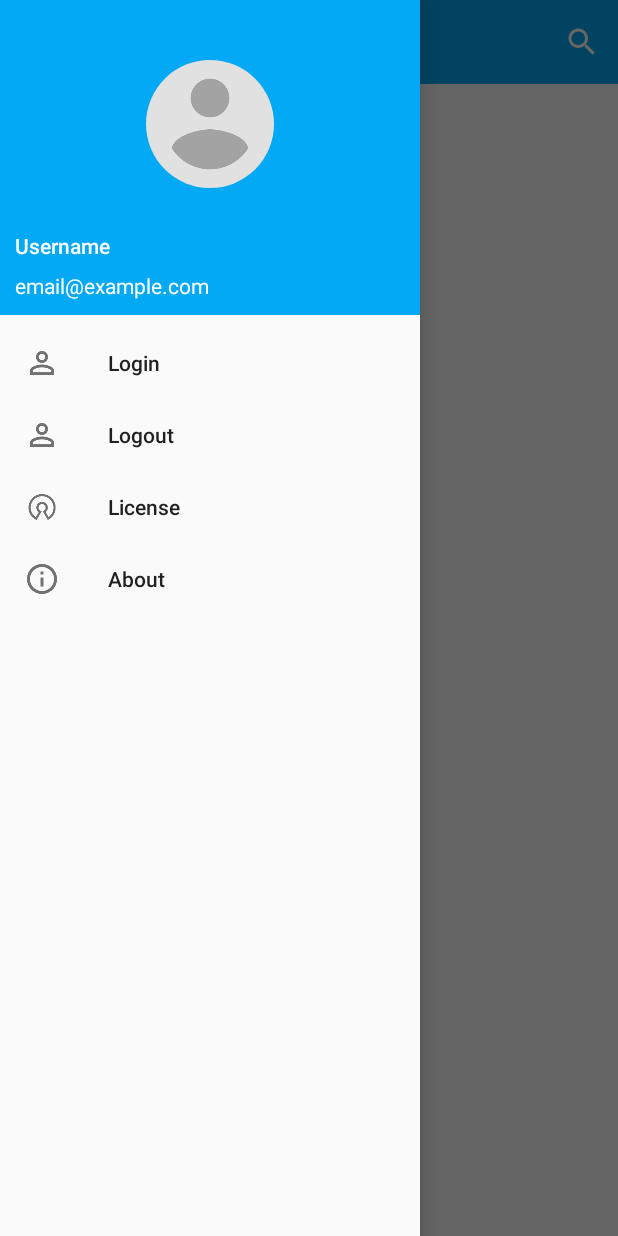
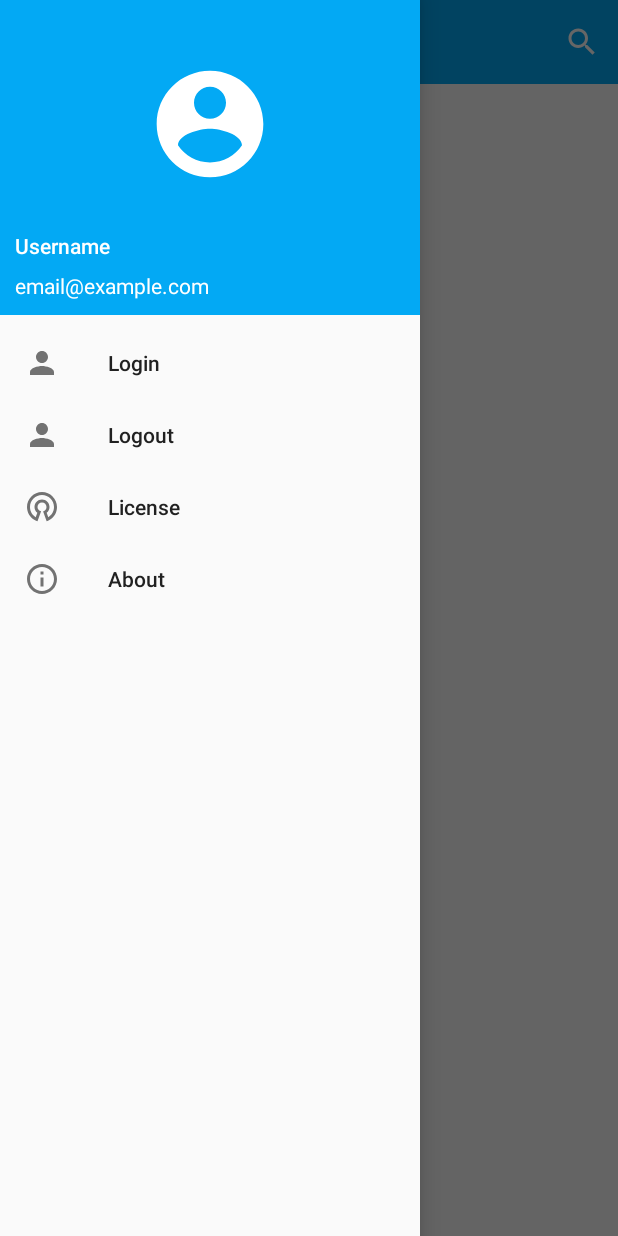
Before and after one commit to dkhmelenko/Varis-Android, an Android app: the screen it shows after launch (MainActivity), with the side drawer open, on a phone screen of 412 x 824 dp. Run offline under Robolectric (Android 15) with nearby library versions, the phone set to English and light mode, and no system bars; our stand-ins replace ButterKnife, CircleImageView; 1 statement that could not run was skipped.

Commit message:
Replaced icons in navigation drawer with vector drawables
Deleted unused settings and drawer_shadow drawables

```diff
--- a/app/src/main/java/com/khmelenko/lab/travisclient/mvp/MvpActivity.java
+++ b/app/src/main/java/com/khmelenko/lab/travisclient/mvp/MvpActivity.java
@@ -7,6 +7,7 @@ import android.support.annotation.Nullable;
 import android.support.annotation.StringRes;
 import android.support.v4.app.Fragment;
 import android.support.v7.app.AppCompatActivity;
+import android.support.v7.app.AppCompatDelegate;
 import android.widget.Toast;
 
 import com.khmelenko.lab.travisclient.R;
@@ -17,6 +18,10 @@ import com.khmelenko.lab.travisclient.R;
  * @author Dmytro Khmelenko (d.khmelenko@gmail.com)
  */
 public abstract class MvpActivity<T extends MvpPresenter> extends AppCompatActivity {
+
+    static {
+        AppCompatDelegate.setCompatVectorFromResourcesEnabled(true);
+    }
 
     private ProgressDialog mProgressDialog;
 
--- /dev/null
+++ b/app/src/main/res/drawable/ic_account_circle_white_85dp.xml
@@ -0,0 +1,4 @@
+<vector android:height="85dp" android:viewportHeight="24.0"
+    android:viewportWidth="24.0" android:width="85dp" xmlns:android="http://schemas.android.com/apk/res/android">
+    <path android:fillColor="#FFFFFF" android:pathData="M12,2C6.48,2 2,6.48 2,12s4.48,10 10,10 10,-4.48 10,-10S17.52,2 12,2zM12,5c1.66,0 3,1.34 3,3s-1.34,3 -3,3 -3,-1.34 -3,-3 1.34,-3 3,-3zM12,19.2c-2.5,0 -4.71,-1.28 -6,-3.22 0.03,-1.99 4,-3.08 6,-3.08 1.99,0 5.97,1.09 6,3.08 -1.29,1.94 -3.5,3.22 -6,3.22z"/>
+</vector>
--- /dev/null
+++ b/app/src/main/res/drawable/ic_info_outline_black_24dp.xml
@@ -0,0 +1,9 @@
+<vector xmlns:android="http://schemas.android.com/apk/res/android"
+        android:width="24dp"
+        android:height="24dp"
+        android:viewportWidth="24.0"
+        android:viewportHeight="24.0">
+    <path
+        android:fillColor="#FF000000"
+        android:pathData="M11,17h2v-6h-2v6zM12,2C6.48,2 2,6.48 2,12s4.48,10 10,10 10,-4.48 10,-10S17.52,2 12,2zM12,20c-4.41,0 -8,-3.59 -8,-8s3.59,-8 8,-8 8,3.59 8,8 -3.59,8 -8,8zM11,9h2L13,7h-2v2z"/>
+</vector>
--- /dev/null
+++ b/app/src/main/res/drawable/ic_licences_black_24dp.xml
@@ -0,0 +1,9 @@
+<vector xmlns:android="http://schemas.android.com/apk/res/android"
+        android:width="24dp"
+        android:height="24dp"
+        android:viewportWidth="24.0"
+        android:viewportHeight="24.0">
+    <path
+        android:fillColor="#FF000000"
+        android:pathData="M12,2C6.5,2 2,6.5 2,12c0,3.7 2.1,7 5.1,8.7C7.7,21 8.3,21.3 9,21.5l2.4,-6.6c-0.7,-0.2 -1.3,-0.6 -1.7,-1.1C9.2,13.3 9,12.7 9,12c0,-1.7 1.3,-3 3,-3s3,1.3 3,3c0,0.7 -0.2,1.3 -0.6,1.8c-0.4,0.5 -1,1 -1.7,1.1l2.4,6.6c0.6,-0.2 1.3,-0.5 1.8,-0.8c3.1,-1.7 5.1,-5 5.1,-8.7C22,6.5 17.5,2 12,2zM16.2,18.8l-1.1,-2.9C16.3,15 17,13.6 17,12c0,-2.8 -2.2,-5 -5,-5s-5,2.2 -5,5c0,1.6 0.7,3 1.9,3.9l-1.1,2.9C5.5,17.4 4,14.9 4,12c0,-4.4 3.6,-8 8,-8s8,3.6 8,8C20,14.9 18.5,17.4 16.2,18.8z"/>
+</vector>
--- /dev/null
+++ b/app/src/main/res/drawable/ic_person_black_24dp.xml
@@ -0,0 +1,9 @@
+<vector xmlns:android="http://schemas.android.com/apk/res/android"
+    android:width="16dp"
+    android:height="16dp"
+    android:viewportHeight="24.0"
+    android:viewportWidth="24.0">
+    <path
+        android:fillColor="#000000"
+        android:pathData="M12,12c2.21,0 4,-1.79 4,-4s-1.79,-4 -4,-4 -4,1.79 -4,4 1.79,4 4,4zM12,14c-2.67,0 -8,1.34 -8,4v2h16v-2c0,-2.66 -5.33,-4 -8,-4z" />
+</vector>
--- /dev/null
+++ b/app/src/main/res/drawable/inset_account_circle_white_85dp.xml
@@ -0,0 +1,7 @@
+<?xml version="1.0" encoding="utf-8"?>
+<!-- Wrapping the vector drawable in an inset drawable to take advantage of the "magic" way
+documented in Chris Bane's blog post:
+https://medium.com/@chrisbanes/appcompat-v23-2-age-of-the-vectors-91cbafa87c88#.w8pm9pc4w
+-->
+<inset xmlns:android="http://schemas.android.com/apk/res/android"
+    android:drawable="@drawable/ic_account_circle_white_85dp" />
--- a/app/src/main/res/layout/drawer_header.xml
+++ b/app/src/main/res/layout/drawer_header.xml
@@ -18,7 +18,7 @@
             android:id="@+id/drawer_header_profile_image"
             android:layout_width="85dp"
             android:layout_height="85dp"
-            android:src="@drawable/avatar_placeholder"/>
+            android:src="@drawable/inset_account_circle_white_85dp" />
 
     </LinearLayout>
 
@@ -34,7 +34,7 @@
             android:layout_width="wrap_content"
             android:layout_height="wrap_content"
             android:text="@string/navigation_drawer_username_placeholder"
-            android:textAppearance="@style/TextAppearance.AppCompat.Body2"/>
+            android:textAppearance="@style/TextAppearance.AppCompat.Body2" />
 
         <TextView
             android:id="@+id/drawer_header_email"
@@ -42,7 +42,7 @@
             android:layout_height="wrap_content"
             android:layout_marginTop="7dp"
             android:text="@string/navigation_drawer_email_placeholder"
-            android:textAppearance="@style/TextAppearance.AppCompat.Body1"/>
+            android:textAppearance="@style/TextAppearance.AppCompat.Body1" />
 
 
     </LinearLayout>
--- a/app/src/main/res/menu/menu_drawer.xml
+++ b/app/src/main/res/menu/menu_drawer.xml
@@ -6,22 +6,22 @@
 
         <item
             android:id="@+id/drawer_login"
-            android:icon="@drawable/ic_login"
+            android:icon="@drawable/ic_person_black_24dp"
             android:title="@string/navigation_drawer_login"/>
 
         <item
             android:id="@+id/drawer_logout"
-            android:icon="@drawable/ic_login"
+            android:icon="@drawable/ic_person_black_24dp"
             android:title="@string/navigation_drawer_logout"/>
 
         <item
             android:id="@+id/drawer_licenses"
-            android:icon="@drawable/ic_licenses"
+            android:icon="@drawable/ic_licences_black_24dp"
             android:title="@string/navigation_drawer_licenses"/>
 
         <item
             android:id="@+id/drawer_about"
-            android:icon="@drawable/ic_about"
+            android:icon="@drawable/ic_info_outline_black_24dp"
             android:title="@string/navigation_drawer_about"/>
 
     </group>
```
Also changed, not shown: app/src/main/res/drawable-hdpi/avatar_placeholder.png (deleted), app/src/main/res/drawable-hdpi/drawer_shadow.9.png (deleted), app/src/main/res/drawable-hdpi/ic_about.png (deleted), app/src/main/res/drawable-hdpi/ic_licenses.png (deleted), app/src/main/res/drawable-hdpi/ic_login.png (deleted), app/src/main/res/drawable-hdpi/ic_settings.png (deleted), app/src/main/res/drawable-mdpi/drawer_shadow.9.png (deleted), app/src/main/res/drawable-xhdpi/drawer_shadow.9.png (deleted), app/src/main/res/drawable-xxhdpi/drawer_shadow.9.png (deleted). Lines whose indentation alone changed are shown as unchanged.
